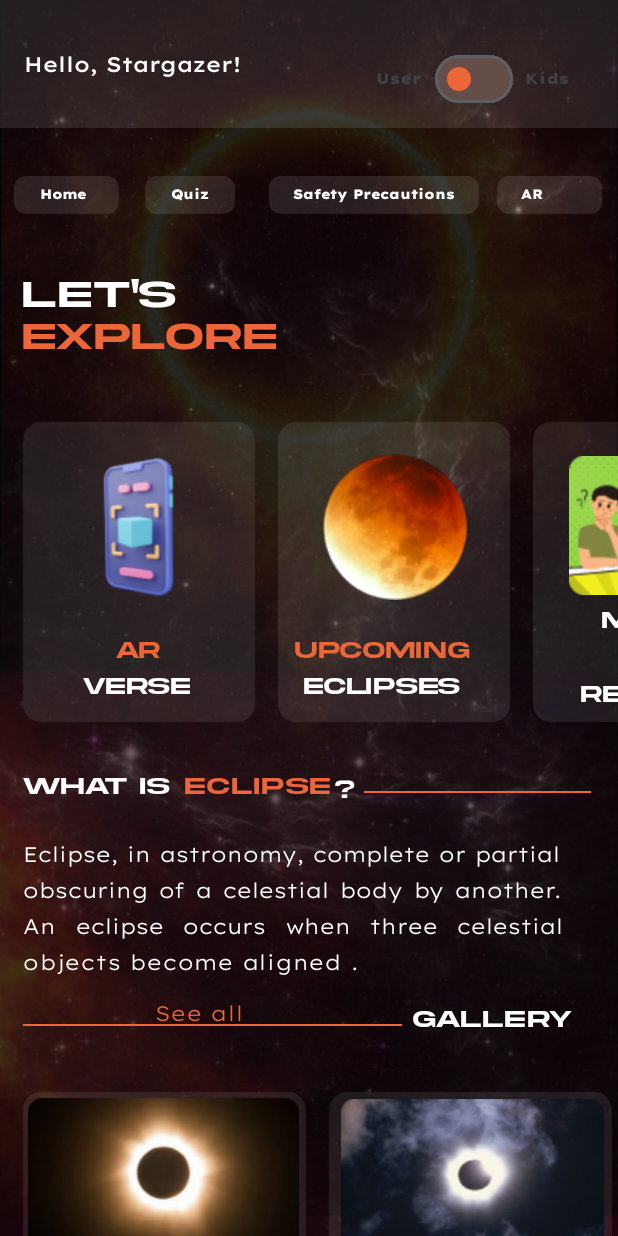
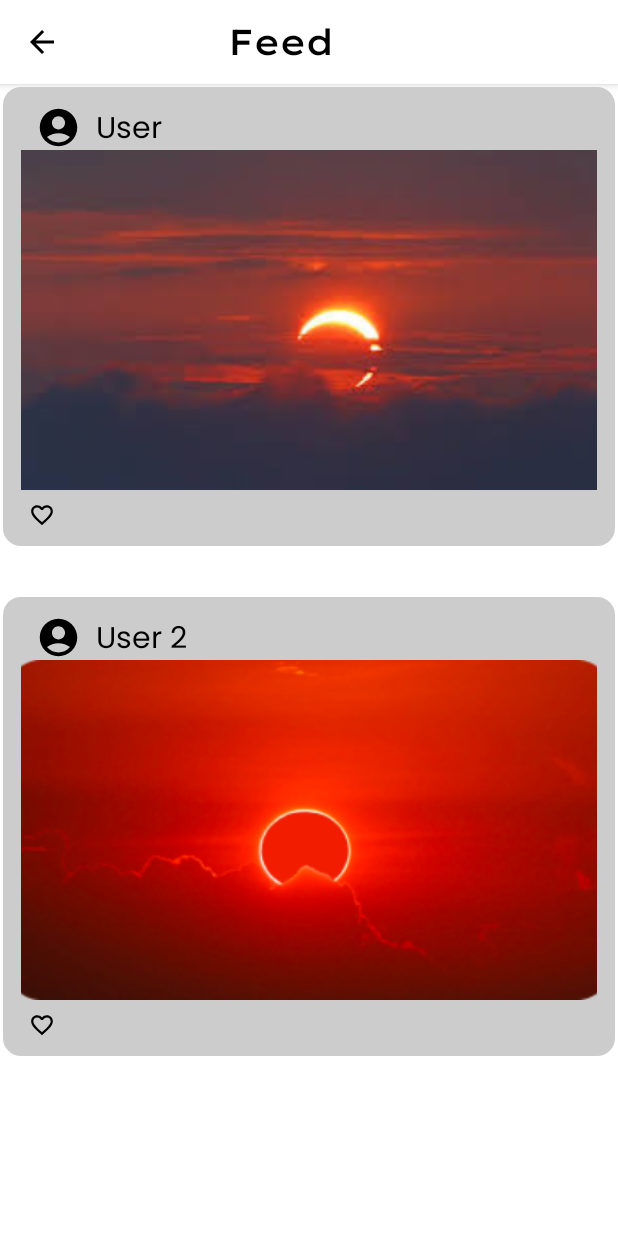
Before and after one commit to pushkar2112/Eclipsify, an Android app built with Jetpack Compose: the AdultPage screen opened through its navigation route, after a tap on "AR", on a phone screen of 412 x 824 dp. Run offline under Robolectric (Android 15) with nearby library versions, the light colour scheme and no system bars.

Commit message:
Changes Made - Chips,Section

```diff
--- a/app/src/main/java/com/example/eclipsify/MainActivity.kt
+++ b/app/src/main/java/com/example/eclipsify/MainActivity.kt
@@ -17,6 +17,7 @@ import com.example.eclipsify.Quiz.QuizApp
 import com.example.eclipsify.Quiz.QuizPage
 import com.example.eclipsify.Quiz.kidQuizApp
 import com.example.eclipsify.Quiz.quizMain
+import com.example.eclipsify.community.CommunityScreen
 import com.example.eclipsify.eclipseGame.comic
 import com.example.eclipsify.eclipseGame.eclipseGame
 import com.example.eclipsify.eclipseGame.eclipseGame2
@@ -170,6 +171,10 @@ composable("KidSolar"){
         composable("QuizKid"){
             quizMain(navController = navController)
         }
+        composable("CommunitySection"){
+            CommunityScreen(navController = navController)
+        }
+
 
 
     }
--- a/app/src/main/java/com/example/eclipsify/community/CommunityScreen.kt
+++ b/app/src/main/java/com/example/eclipsify/community/CommunityScreen.kt
@@ -50,12 +50,14 @@ import androidx.compose.ui.text.style.TextOverflow
 import androidx.compose.ui.tooling.preview.Preview
 import androidx.compose.ui.unit.dp
 import androidx.compose.ui.unit.sp
+import androidx.navigation.NavController
+import androidx.navigation.NavHostController
 import com.example.eclipsify.R
 
 @OptIn(ExperimentalMaterial3Api::class)
-@Preview
+
 @Composable
-fun CommunityScreen() {
+fun CommunityScreen(navController: NavHostController) {
     Box(modifier = Modifier
         .fillMaxSize()
         .background(Color.White) ){
--- a/app/src/main/java/com/example/eclipsify/elements/chips.kt
+++ b/app/src/main/java/com/example/eclipsify/elements/chips.kt
@@ -75,13 +75,13 @@ fun safety(navController: NavHostController) {
 
 }
 @Composable
-fun videos() {
+fun videos(navController: NavHostController) {
     var isSelected by remember {
         mutableStateOf(false)
     }
     AssistChip(modifier = Modifier
         .padding(start = 7.dp, top = 32.dp)
-        .size(70.dp, 25.dp),onClick = { /*TODO*/ },
+        .size(70.dp, 25.dp),onClick = { navController.navigate("CommunitySection") },
         label = { Text(text = "AR", modifier = Modifier.padding(start = 0.dp, bottom = 2.dp), color = Color.White, fontSize = 9.sp, fontFamily = FontFamily(
             Font(R.font.leextrabold)
         )) }, colors = AssistChipDefaults.assistChipColors(containerColor = Color.White.copy(0.1f)), border = null)
--- a/app/src/main/java/com/example/eclipsify/mainScreens/Adult/AdultScreen.kt
+++ b/app/src/main/java/com/example/eclipsify/mainScreens/Adult/AdultScreen.kt
@@ -165,7 +165,7 @@ fun AdultPage(navController: NavHostController) {
                         home()
                         quiz(navController)
                         safety(navController)
-                        videos()
+                        videos(navController)
 
 
                     }
```
